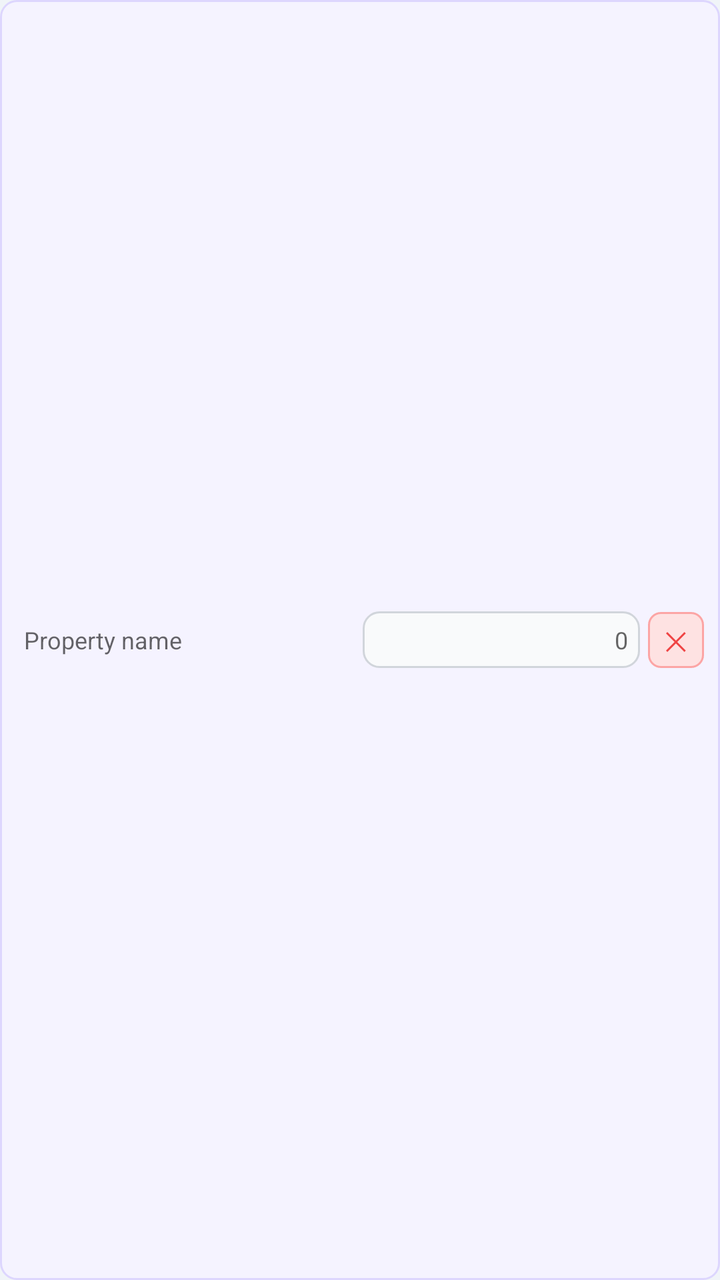
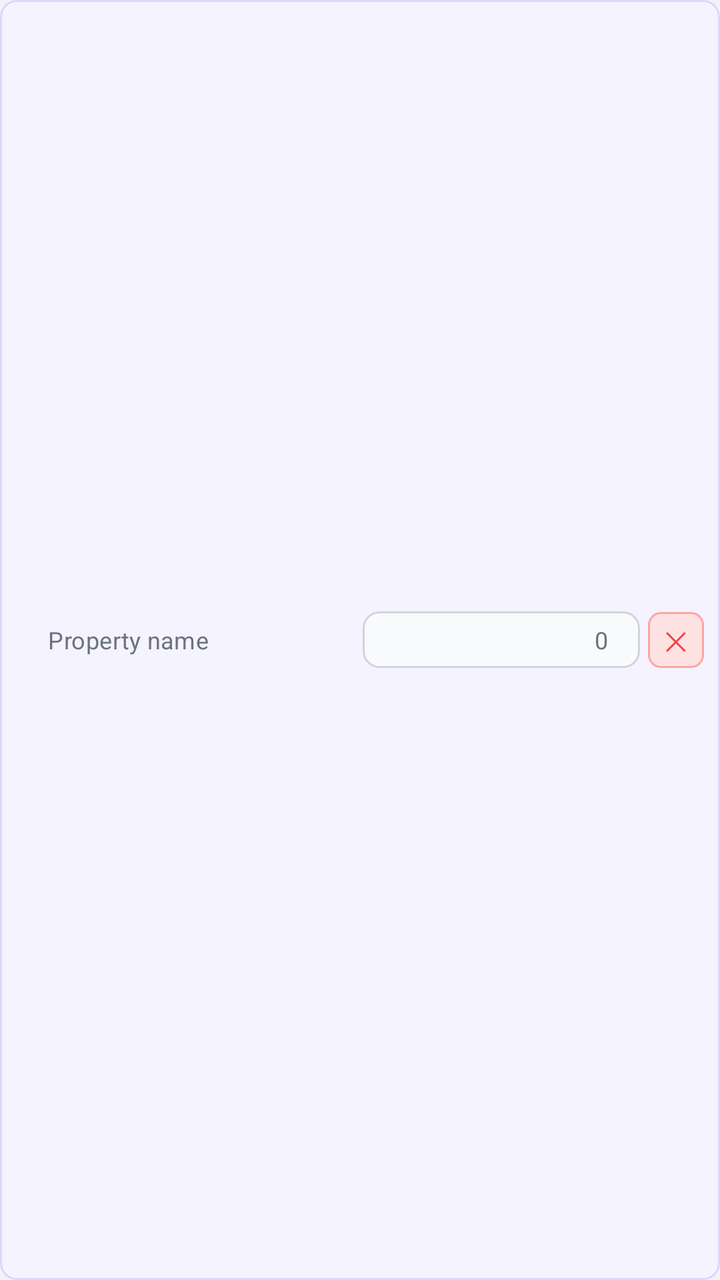

An Android layout rendered at two revisions. The XML below is the earlier revision; the diff shows what the commit changed to produce the second picture.
<!-- AndroidManifest.xml: application theme Theme.RetirementPlanner -->
<!-- res/layout/property_row.xml -->
<?xml version="1.0" encoding="utf-8"?>
<LinearLayout xmlns:android="http://schemas.android.com/apk/res/android"
    android:layout_width="match_parent"
    android:layout_height="wrap_content"
    android:orientation="horizontal"
    android:gravity="center_vertical"
    android:layout_marginBottom="6dp"
    android:background="@drawable/property_row_bg"
    android:padding="8dp">

    <EditText
        android:id="@+id/etPropertyName"
        android:saveEnabled="false"
        android:layout_width="0dp"
        android:layout_height="wrap_content"
        android:layout_weight="2.5"
        android:hint="Property name"
        android:inputType="textCapSentences"
        android:background="@android:color/transparent"
        android:textSize="12sp"
        android:padding="4dp" />

    <EditText
        android:id="@+id/etPropertyValue"
        android:saveEnabled="false"
        android:layout_width="0dp"
        android:layout_height="wrap_content"
        android:layout_weight="2"
        android:hint="0"
        android:inputType="numberDecimal"
        android:background="@drawable/input_bg"
        android:textSize="12sp"
        android:textColor="#7C3AED"
        android:gravity="end"
        android:padding="6dp"
        android:layout_marginEnd="4dp" />

    <TextView
        android:id="@+id/btnDeleteProperty"
        android:layout_width="28dp"
        android:layout_height="28dp"
        android:text="✕"
        android:textSize="13sp"
        android:textColor="#EF4444"
        android:gravity="center"
        android:background="@drawable/delete_btn_bg" />

</LinearLayout>
<!-- resources referenced by this layout -->
<resources>
  <!-- drawable delete_btn_bg (drawable) -->
  <?xml version="1.0" encoding="utf-8"?>
  <shape xmlns:android="http://schemas.android.com/apk/res/android"
      android:shape="rectangle">
      <solid android:color="#FEE2E2" />
      <stroke android:width="1dp" android:color="#FCA5A5" />
      <corners android:radius="6dp" />
  </shape>
  <!-- drawable input_bg (drawable) -->
  <?xml version="1.0" encoding="utf-8"?>
  <shape xmlns:android="http://schemas.android.com/apk/res/android" android:shape="rectangle">
      <solid android:color="@color/input_background" />
      <stroke android:width="1dp" android:color="@color/input_stroke" />
      <corners android:radius="8dp" />
  </shape>
  <!-- drawable property_row_bg (drawable) -->
  <?xml version="1.0" encoding="utf-8"?>
  <shape xmlns:android="http://schemas.android.com/apk/res/android" android:shape="rectangle">
      <solid android:color="#F5F3FF" />
      <stroke android:width="1dp" android:color="#DDD6FE" />
      <corners android:radius="8dp" />
  </shape>
  <style name="Theme.RetirementPlanner" parent="Theme.MaterialComponents.DayNight.NoActionBar">
          <item name="colorPrimary">#1E40AF</item>
          <item name="colorPrimaryVariant">#1E3A8A</item>
          <item name="colorOnPrimary">#FFFFFF</item>
          <item name="colorSecondary">#059669</item>
          <item name="colorOnSecondary">#FFFFFF</item>
          <item name="android:statusBarColor">#1E3A8A</item>
          <item name="android:windowBackground">@color/screen_background</item>
      </style>
  <color name="input_background">#F9FAFB</color>
  <color name="input_stroke">#D1D5DB</color>
  <color name="screen_background">#F0F4F8</color>
</resources>

<!-- the commit's change to res/layout/property_row.xml (unified diff, before → after) -->
@@ -10,6 +10,8 @@
 
     <EditText
         android:id="@+id/etPropertyName"
+        android:textColor="@color/text_primary"
+        android:textColorHint="@color/text_hint"
         android:saveEnabled="false"
         android:layout_width="0dp"
         android:layout_height="wrap_content"
@@ -23,6 +25,7 @@
     <EditText
         android:id="@+id/etPropertyValue"
         android:saveEnabled="false"
+        android:textColorHint="@color/text_hint"
         android:layout_width="0dp"
         android:layout_height="wrap_content"
         android:layout_weight="2"
<!-- resource entries referenced after the edit -->
@@ -1,5 +1,7 @@
 <!-- resources referenced by this layout -->
 <resources>
+  <color name="text_hint">#6B7280</color>
+  <color name="text_primary">#111827</color>
   <!-- drawable delete_btn_bg (drawable) -->
   <?xml version="1.0" encoding="utf-8"?>
   <shape xmlns:android="http://schemas.android.com/apk/res/android"
@@ -29,10 +31,15 @@
           <item name="colorSecondary">#059669</item>
           <item name="colorOnSecondary">#FFFFFF</item>
           <item name="android:statusBarColor">#1E3A8A</item>
+          <item name="editTextStyle">@style/InputEditText</item>
           <item name="android:windowBackground">@color/screen_background</item>
       </style>
   <color name="input_background">#F9FAFB</color>
   <color name="input_stroke">#D1D5DB</color>
+  <style name="InputEditText" parent="Widget.MaterialComponents.TextInputEditText.OutlinedBox">
+          <item name="android:textColor">@color/text_primary</item>
+          <item name="android:textColorHint">@color/text_hint</item>
+      </style>
   <color name="screen_background">#F0F4F8</color>
 </resources>
 
